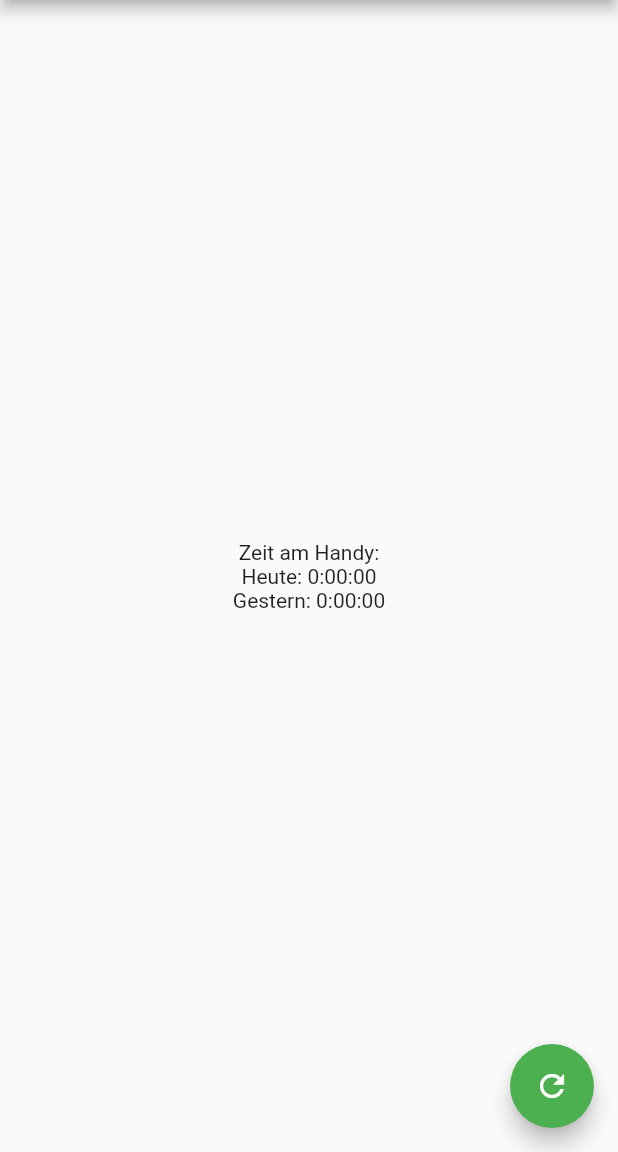
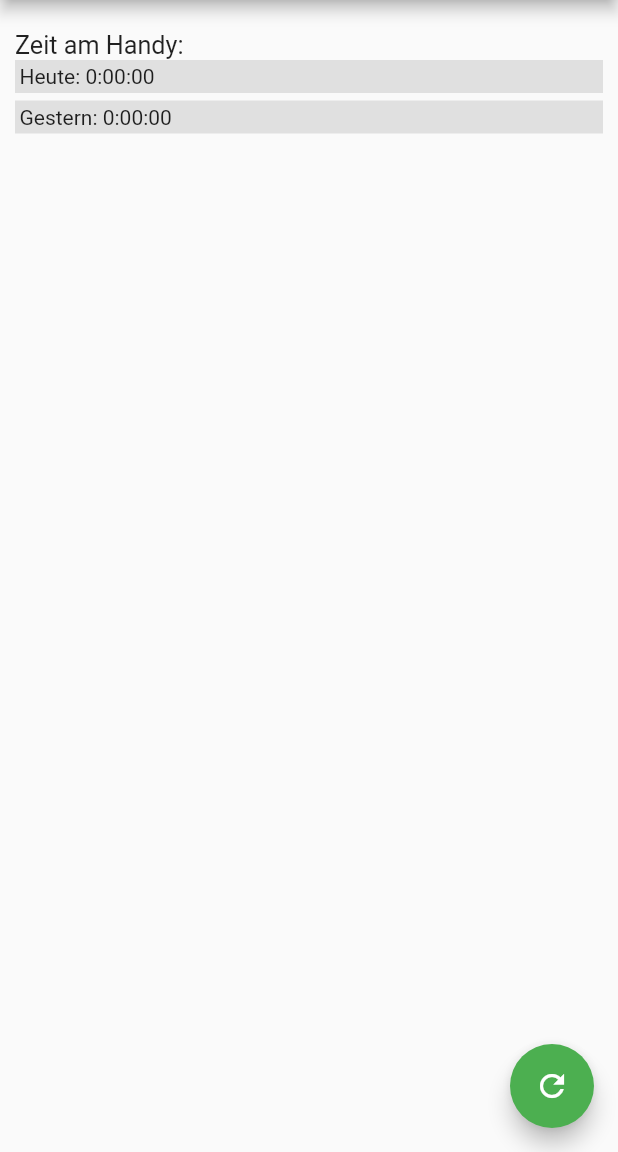
Before and after one commit to smibe/timie-dart, a Flutter app: the screen it shows after launch, after a tap on the "refresh" icon, on a phone screen of 412 x 824 dp, the part 84-1236 px from its top. Run offline on Flutter 3.47's test engine with Material 2 defaults, Android fonts, the phone set to English and light mode, and no system bars; missing offline and left inert: usage_stats.

Commit message:
changed min sdk version, company name  and layout

```diff
--- a/lib/main.dart
+++ b/lib/main.dart
@@ -1,4 +1,5 @@
 import 'dart:async';
+import 'dart:math';
 import 'package:flutter/material.dart';
 
 import 'package:usage_stats/usage_stats.dart';
@@ -33,8 +34,10 @@ class TimieHomePage extends StatefulWidget {
 class TimieHomePageState extends State<TimieHomePage> {
   String usageToday = '0:00';
   String usageYesterday = '0:00';
+  List<UsageStatsData> usageStatsToday;
+  List<UsageStatsData> usageStatsYesterday;
 
-  Future<List<String>> getUsageStats(int dayOffset) async {
+  Future<List<UsageStatsData>> getUsageStats(int dayOffset) async {
     var now = new  DateTime.now();
     var start = new DateTime(now.year, now.month, now.day);
     if (dayOffset != 0)
@@ -45,29 +48,31 @@ class TimieHomePageState extends State<TimieHomePage> {
   }
 
   Future updateUsageToday() async {
-    var timeToday = calcDuration(await getUsageStats(0));
+    var usageStatsToday = await getUsageStats(0);
 
-    var timeYesterday = calcDuration(await getUsageStats(-1));
+    usageStatsToday?.sort((a, b) => b.duration.compareTo(a.duration));
+    var timeToday = calcDuration(usageStatsToday);
+
+    usageStatsYesterday = await getUsageStats(-1);
+    usageStatsYesterday.sort((a, b) => b.duration.compareTo(a.duration));
+    var timeYesterday = calcDuration(usageStatsYesterday);
 
 
     setState(() {
       this.usageToday = formatTime(timeToday);
+      this.usageStatsToday = usageStatsToday;
+      this.usageStatsYesterday = usageStatsYesterday;
       this.usageYesterday = formatTime(timeYesterday);
     });
   }
 
-  int calcDuration(List<String> list)
+  int calcDuration(List<UsageStatsData> list)
   {
       num duration = 0;
       for (var s in list) {
-        var entry = s.split(";");
-        if (entry.length == 2)
-        {
-          var t = int.parse(entry[0]);
-          if (t > 1000 && !entry[1].endsWith("launcher")) {
-            duration += num.parse(entry[0]);
+          if (s.duration > 1000 && !s.packageName.endsWith("launcher")) {
+            duration += s.duration;
           }
-        }
       }
       return duration;
   }
@@ -80,27 +85,66 @@ class TimieHomePageState extends State<TimieHomePage> {
     return result.substring(0, result.indexOf('.'));
   }
 
+  List<Widget> usageStatsWidgets(List<UsageStatsData> list)
+  {
+    List<Widget> usageWidgets = new List<Widget>();
+    if (list == null)
+      return usageWidgets;
+
+    for (int i = 0; i < min (5, list.length); i++)
+    {
+        var u = list[i];
+        if (u.duration > 3000 && !u.packageName.endsWith("launcher"))
+        {
+          usageWidgets.add(new Text('${u.appName} : ${formatTime(u.duration)}', textScaleFactor: 0.8,));
+        }
+    }
+    return usageWidgets;
+  }
+
   @override
   Widget build(BuildContext context) {
     return new Scaffold(
       appBar: new AppBar(
         title: new Text(widget.title),
       ),
-      body: new Center(
-        child: new Column(
-          mainAxisAlignment: MainAxisAlignment.center,
+      body:
+        new Padding (
+          padding:   new EdgeInsets.fromLTRB(10.0, 20.0, 10.0, 20.0),
+          child: new Column(
+          mainAxisAlignment: MainAxisAlignment.start,
+          crossAxisAlignment: CrossAxisAlignment.start,
           children: <Widget>[
-            new Text(
-              'Zeit am Handy:',
+            new Text('Zeit am Handy:', textScaleFactor: 1.2,),
+            new Container(
+              color: Colors.grey[300],
+              padding: new EdgeInsets.all(3.0),
+              child: new Row(children: [
+                  new Text('Heute: '),
+                  new Text('$usageToday'),
+                ]),
             ),
-            new Text(
-              'Heute: $usageToday',
+            new Padding(padding: new EdgeInsets.fromLTRB(15.0, 0.0, 0.0, 5.0),
+              child: new Column(
+                crossAxisAlignment: CrossAxisAlignment.start,
+                children: usageStatsWidgets(usageStatsToday),
+              ),
             ),
-            new Text(
-              'Gestern: $usageYesterday',
+            new Container(
+              color: Colors.grey[300],
+              padding: new EdgeInsets.all(3.0),
+              child: new Row(children: [
+                  new Text('Gestern: '),
+                  new Text('$usageYesterday'),
+            ]),
             ),
-          ],
-        ),
+            new Padding(padding: new EdgeInsets.fromLTRB(15.0, 0.0, 0.0, 5.0),
+              child: new Column(
+                crossAxisAlignment: CrossAxisAlignment.start,
+                children: usageStatsWidgets(usageStatsYesterday),
+              ),
+            ),
+            ]),
       ),
       floatingActionButton: new FloatingActionButton(
         onPressed: updateUsageToday,
--- a/pubspec.yaml
+++ b/pubspec.yaml
@@ -10,7 +10,7 @@ dependencies:
   cupertino_icons: ^0.1.0
 
   usage_stats:
-    path: C:/Projects/flutter/packages/usage_stats
+    path: ../packages/usage_stats
 
 dev_dependencies:
   flutter_test:
```
Also changed, not shown: 4 other files.
